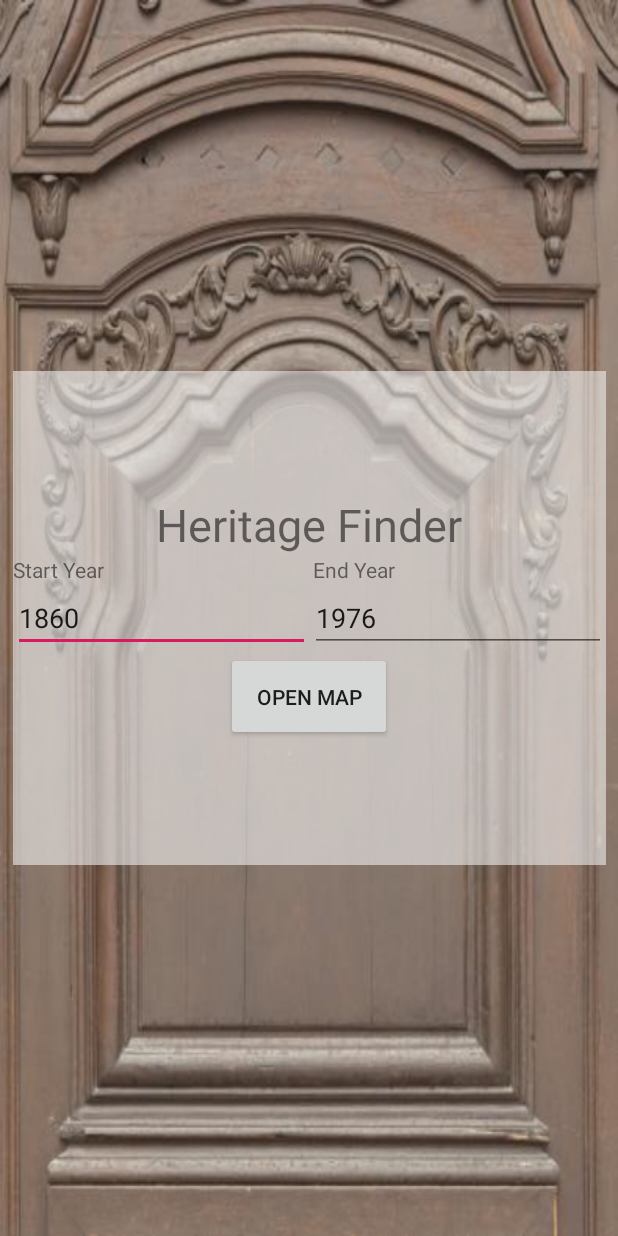
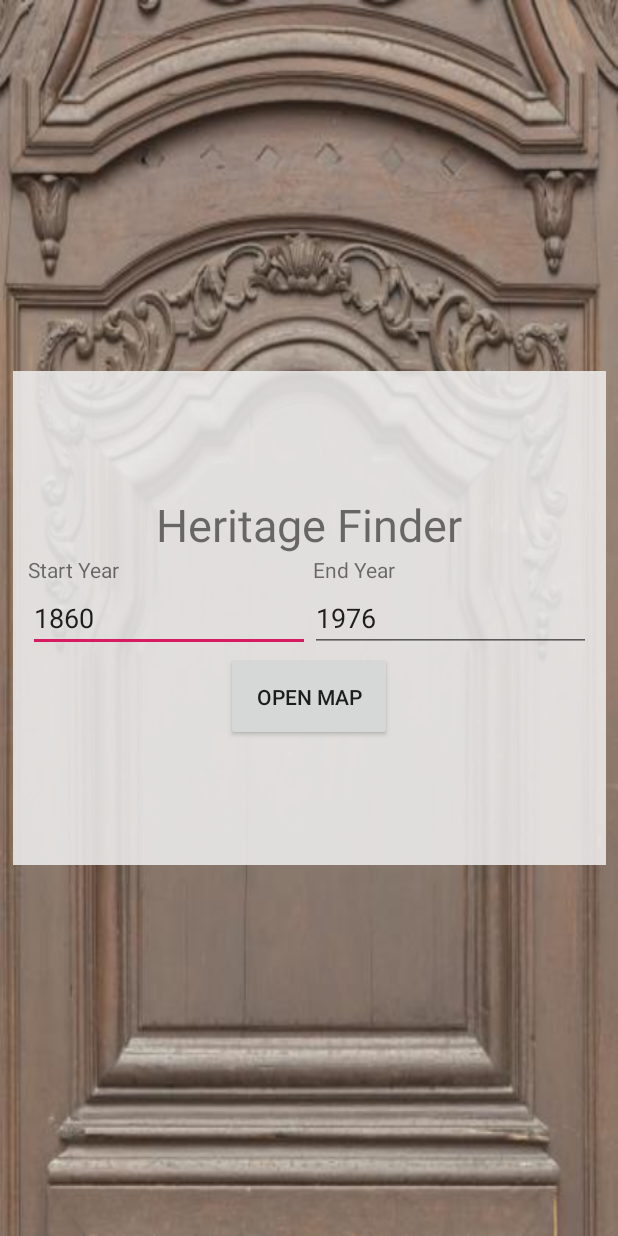
Before and after one commit to AKing58/HeritageFinder, an Android app: the screen it shows after launch (MainActivity), on a phone screen of 412 x 824 dp. Run offline under Robolectric (Android 15) with nearby library versions, the phone set to English and light mode, and no system bars; 4 statements that could not run were skipped.

Commit message:
Changed some more main activity stuff

```diff
--- a/app/src/main/res/layout/activity_main.xml
+++ b/app/src/main/res/layout/activity_main.xml
@@ -12,7 +12,8 @@
         android:layout_height="329dp"
         android:orientation="vertical"
         android:gravity="center"
-        android:background="#99EEEEEE"
+        android:background="#DDEEEEEE"
+        android:padding="10dp"
         app:layout_constraintBottom_toBottomOf="parent"
         app:layout_constraintEnd_toEndOf="parent"
         app:layout_constraintHorizontal_bias="0.5"
```
